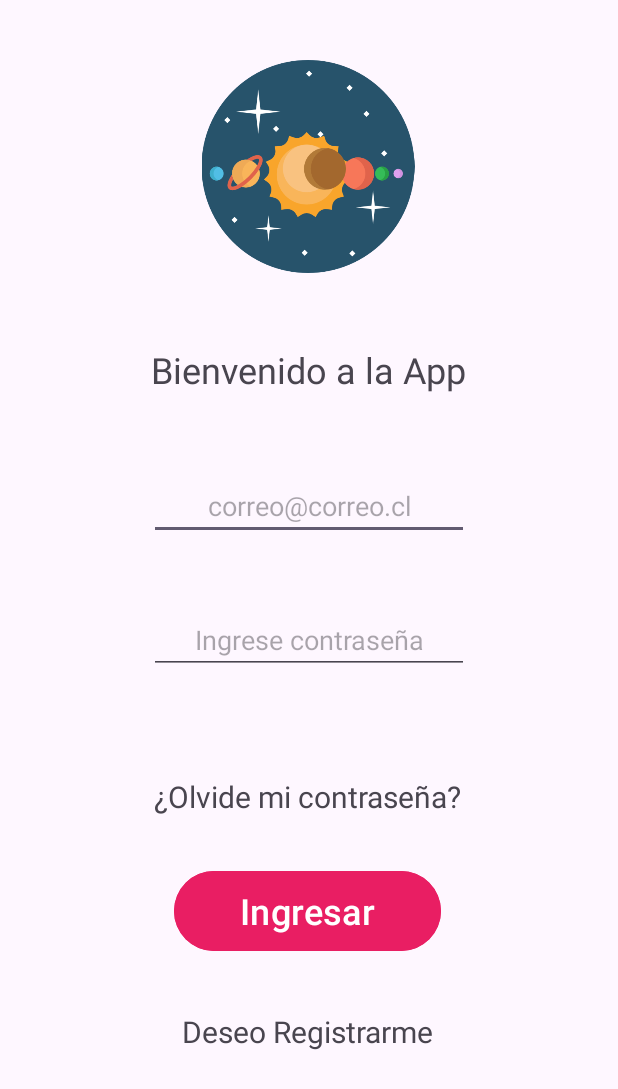
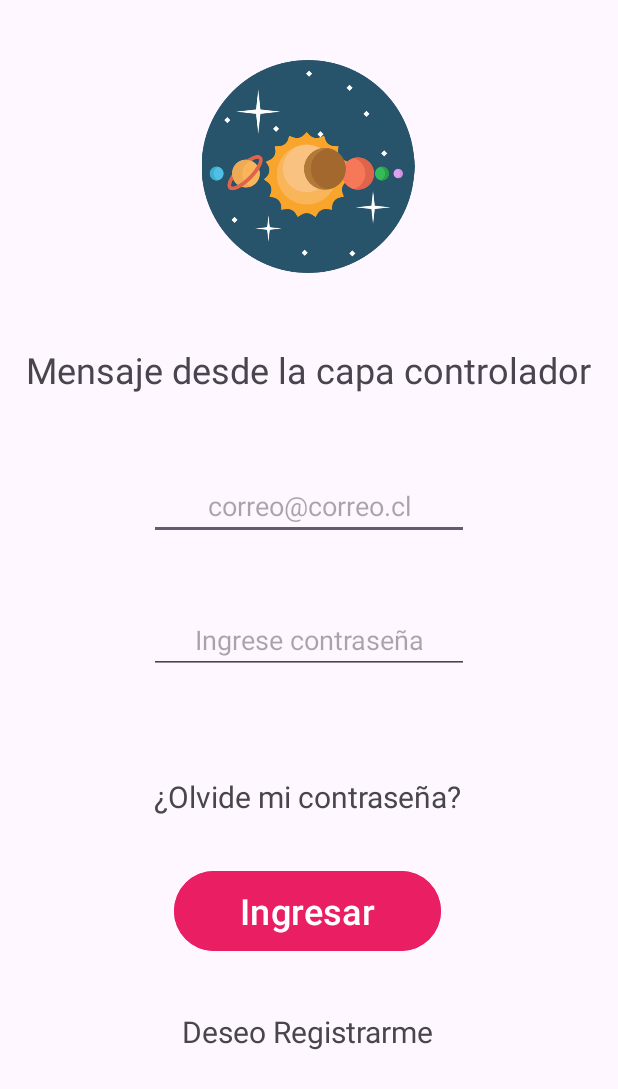
Before and after one commit to Anaguirv/appMovil, an Android app: the screen it shows after launch (MainActivity), on a phone screen of 412 x 824 dp. Shown: the top 1089 px of the screen. Run offline under Robolectric (Android 15) with nearby library versions, the phone set to English and light mode, and no system bars.

Commit message:
Activity Login terminada

```diff
--- a/app/src/main/java/com/example/login/MainActivity.java
+++ b/app/src/main/java/com/example/login/MainActivity.java
@@ -1,6 +1,7 @@
 package com.example.login;
 
 import android.os.Bundle;
+import android.widget.TextView;
 
 import androidx.activity.EdgeToEdge;
 import androidx.appcompat.app.AppCompatActivity;
@@ -9,6 +10,8 @@ import androidx.core.view.ViewCompat;
 import androidx.core.view.WindowInsetsCompat;
 
 public class MainActivity extends AppCompatActivity {
+
+    TextView txtmsj;
 
     @Override
     protected void onCreate(Bundle savedInstanceState) {
@@ -20,5 +23,8 @@ public class MainActivity extends AppCompatActivity {
             v.setPadding(systemBars.left, systemBars.top, systemBars.right, systemBars.bottom);
             return insets;
         });
+
+        txtmsj=(TextView) findViewById(R.id.txtmensaje);
+        txtmsj.setText("Mensaje desde la capa controlador");
     }
 }
--- a/app/src/main/res/layout/activity_main.xml
+++ b/app/src/main/res/layout/activity_main.xml
@@ -19,11 +19,10 @@
         app:srcCompat="@drawable/icono" />
 
     <TextView
-        android:id="@+id/textView"
+        android:id="@+id/txtmensaje"
         android:layout_width="wrap_content"
         android:layout_height="wrap_content"
         android:layout_marginTop="48dp"
-        android:text="Bienvenido a la App"
         android:textSize="24sp"
         app:layout_constraintEnd_toEndOf="parent"
         app:layout_constraintHorizontal_bias="0.498"
@@ -41,7 +40,7 @@
         android:textAlignment="center"
         app:layout_constraintEnd_toEndOf="parent"
         app:layout_constraintStart_toStartOf="parent"
-        app:layout_constraintTop_toBottomOf="@+id/textView" />
+        app:layout_constraintTop_toBottomOf="@+id/txtmensaje" />
 
     <EditText
         android:id="@+id/txtclave"
```
